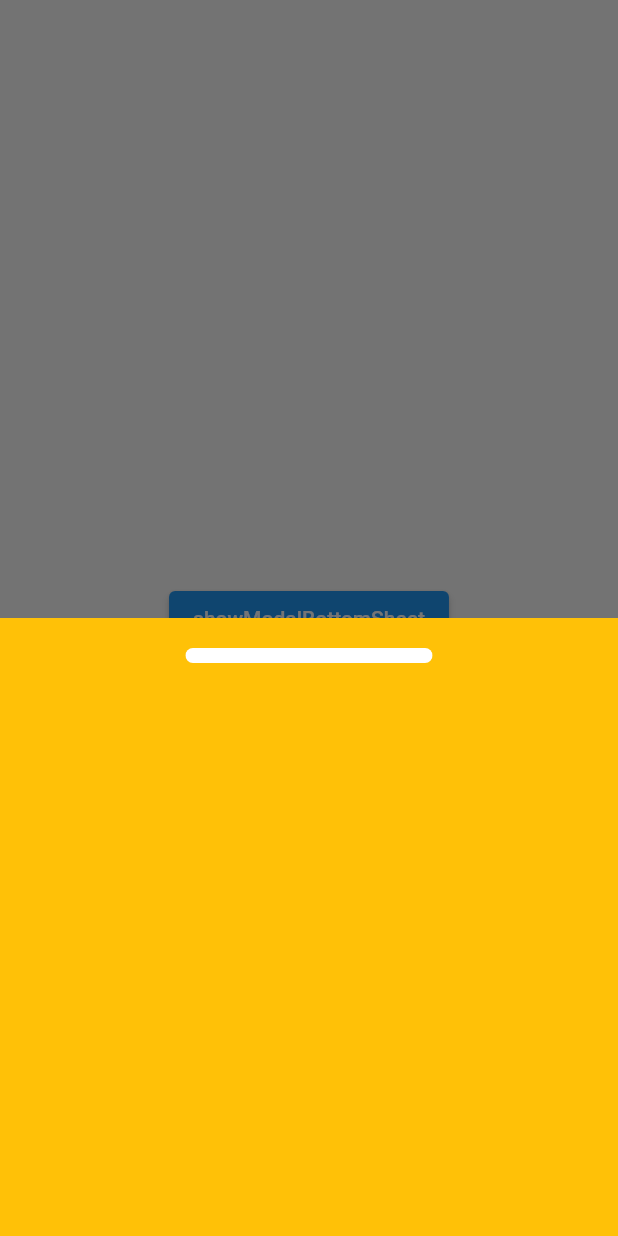
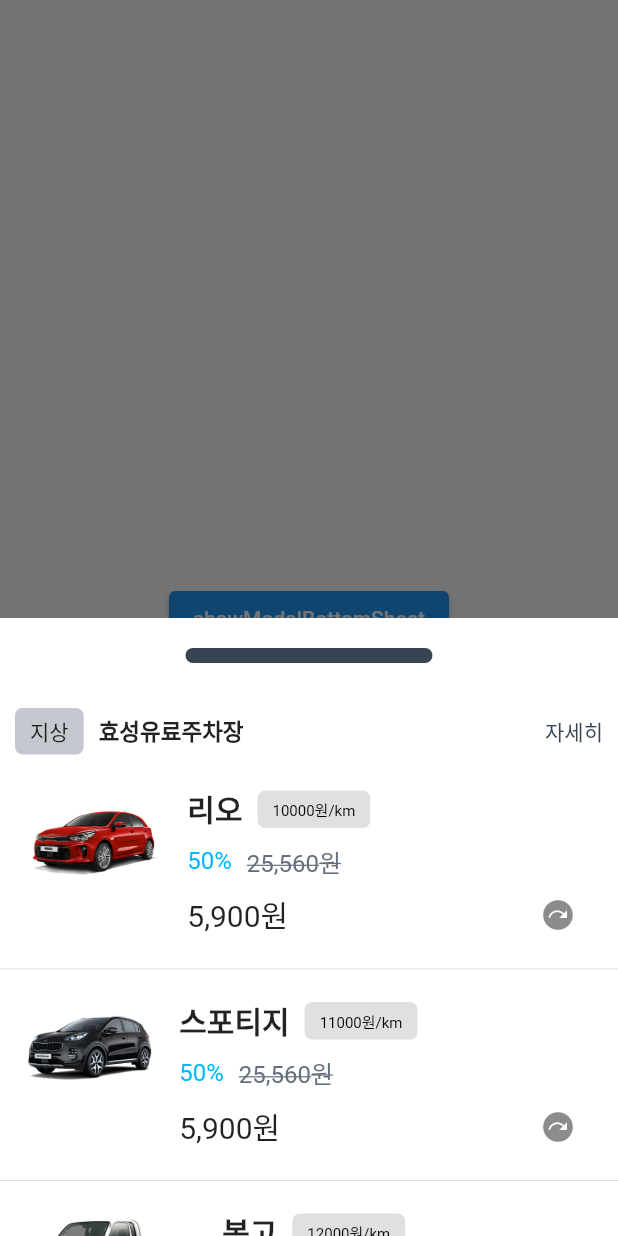
Before and after one commit to Seol-JY/socar-clone, a Flutter app: the screen it shows after launch, after a tap on "showModalBottomSheet", on a phone screen of 412 x 824 dp. Run offline on Flutter 3.47's test engine with Material 2 defaults, Android fonts, the phone set to English and light mode, and no system bars.

Commit message:
feat(bottom_modal_sheet) : 눈물나는 모달 창 완성
bottom_modal에다가 stateful builder로 강제로 상태를 만들었습니다.
enum으로 3가지 상태를 관리하여, None, fold, unfold로 관리합니다.
이 상태에 따라 height를 화면의 0%, 50%, 100% 로 할당합니다.

Ref: #1

```diff
--- a/lib/bottom_modal_sheet/animated_bottom_modalsheet.dart
+++ b/lib/bottom_modal_sheet/animated_bottom_modalsheet.dart
@@ -1,4 +1,8 @@
 import 'package:flutter/material.dart';
+
+import 'package:socar/bottom_modal_sheet/place_widget.dart';
+import 'package:socar/bottom_modal_sheet/car_list_view.dart';
+import 'package:socar/constants/color.dart';
 
 import '../constants/fold_state_enum.dart';
 
@@ -27,7 +31,7 @@ class AnimatedBottomModalSheet extends StatelessWidget {
       curve: Curves.easeInBack,
       duration: Duration(milliseconds: 600),
       height: foldState == FoldState.Fold.idx ? halfScreenHeight : screenHeight,
-      color: Colors.amber,
+      color: ColorPalette.white,
       child: Column(
         mainAxisAlignment: MainAxisAlignment.start,
         mainAxisSize: MainAxisSize.min,
@@ -36,11 +40,11 @@ class AnimatedBottomModalSheet extends StatelessWidget {
             onVerticalDragEnd: (details) {
               sheetState(() {
                 // swipe-down
-                if (details.primaryVelocity! < 0) {
+                if (details.primaryVelocity! > 0) {
                   fold(true);
                 }
                 // swipe-up
-                if (details.primaryVelocity! > 0) {
+                if (details.primaryVelocity! < 0) {
                   fold(false);
                 }
               });
@@ -55,16 +59,21 @@ class AnimatedBottomModalSheet extends StatelessWidget {
                   ClipRRect(
                     borderRadius: BorderRadius.circular(20),
                     child: Container(
-                      color: Colors.white,
+                      color: ColorPalette.gray500,
                       width: MediaQuery.of(context).size.width * 0.4,
                       height: 10,
                       alignment: Alignment.topCenter,
                     ),
                   ),
+                  const SizedBox(
+                    height: 10,
+                  ),
                 ],
               ),
             ),
           ),
+          const PlaceWidget(),
+          CarListView(),
         ],
       ),
     );
--- /dev/null
+++ b/lib/bottom_modal_sheet/car_list_view.dart
@@ -0,0 +1,80 @@
+import 'package:flutter/material.dart';
+
+import 'package:socar/car_data/car_data.dart';
+import 'package:socar/constants/color.dart';
+
+class CarListView extends StatelessWidget {
+  @override
+  Widget build(BuildContext context) {
+    return Container(
+      child: Expanded(
+        child: ListView.separated(
+          shrinkWrap: true,
+          itemCount: dummyData.length,
+          itemBuilder: (context, index) {
+            CarData carData = dummyData[index];
+            return ListTile(
+              leading: carData.car.image,
+              title: Column(
+                children: [
+                  Row(
+                    children: [
+                      Text(
+                        carData.car.modelName,
+                        style: TextStyle(
+                            fontSize: 20, fontWeight: FontWeight.bold),
+                      ),
+                      Container(
+                        decoration: BoxDecoration(
+                          color: Colors.grey[300],
+                          borderRadius: BorderRadius.circular(5),
+                        ),
+                        padding:
+                            EdgeInsets.symmetric(horizontal: 10, vertical: 5),
+                        margin: EdgeInsets.all(10),
+                        child: Text(
+                          carData.car.driveFee.toString() + "원/km",
+                          style: TextStyle(color: Colors.black, fontSize: 10),
+                        ),
+                      ),
+                    ],
+                  ),
+                  Row(
+                    children: [
+                      Text(
+                        "50%",
+                        style: TextStyle(
+                          color: ColorPalette.socarBlue,
+                        ),
+                      ),
+                      SizedBox(width: 10),
+                      Text(
+                        "25,560원",
+                        style: TextStyle(
+                            color: ColorPalette.gray400,
+                            decoration: TextDecoration.lineThrough),
+                      )
+                    ],
+                  ),
+                  Row(
+                    children: [
+                      Text(
+                        "5,900원",
+                        style: TextStyle(
+                          fontSize: 20,
+                        ),
+                      ),
+                      Spacer(),
+                      IconButton(onPressed: () {}, icon: Icon(Icons.next_plan))
+                    ],
+                  )
+                ],
+              ),
+            );
+          },
+          separatorBuilder: (context, index) => Divider(),
+        ),
+      ),
+    );
+  }
+}
--- a/lib/bottom_modal_sheet/place_widget.dart
+++ b/lib/bottom_modal_sheet/place_widget.dart
@@ -0,0 +1,43 @@
+import 'package:flutter/material.dart';
+
+import 'package:socar/constants/color.dart';
+
+class PlaceWidget extends StatelessWidget {
+  const PlaceWidget({Key? key}) : super(key: key);
+
+  @override
+  Widget build(BuildContext context) {
+    return Container(
+      child: Row(
+        children: [
+          Container(
+            decoration: BoxDecoration(
+              color: ColorPalette.gray300,
+              borderRadius: BorderRadius.circular(5),
+            ),
+            padding: EdgeInsets.symmetric(horizontal: 10, vertical: 5),
+            margin: EdgeInsets.all(10),
+            child: Text("지상"),
+          ),
+          Text(
+            "효성유료주차장",
+            style: const TextStyle(
+              fontWeight: FontWeight.bold,
+              fontSize: 15,
+            ),
+          ),
+          Spacer(),
+          Container(
+            margin: EdgeInsets.only(right: 10),
+            child: Text(
+              "자세히",
+              style: TextStyle(
+                color: ColorPalette.gray500,
+              ),
+            ),
+          )
+        ],
+      ),
+    );
+  }
+}
--- /dev/null
+++ b/lib/car_data/car.dart
@@ -0,0 +1,26 @@
+import 'package:flutter/material.dart';
+
+export 'package:socar/car_data/car.dart' show dummyCars;
+
+class Car {
+  final Image image;
+  final String modelName;
+  final int driveFee;
+
+  Car({
+    required this.image,
+    required this.modelName,
+    required this.driveFee,
+  });
+}
+
+Map<String, Car> dummyCars = {
+  "지호": Car(
+      image: Image.asset("images/rio.png"), modelName: "리오", driveFee: 10000),
+  "민석": Car(
+      image: Image.asset("images/sportage.png"),
+      modelName: "스포티지",
+      driveFee: 11000),
+  "진영": Car(
+      image: Image.asset("images/bongo.png"), modelName: "봉고", driveFee: 12000),
+};
--- /dev/null
+++ b/lib/car_data/car_data.dart
@@ -0,0 +1,51 @@
+import 'package:flutter/material.dart';
+
+import 'package:socar/car_data/car.dart';
+import 'package:socar/car_data/tag_enum.dart';
+
+class CarData {
+  final Car car;
+  final List<TagEnum> tags;
+  final int originFee;
+  final int discountRate;
+
+  CarData({
+    required this.car,
+    required this.tags,
+    required this.originFee,
+    required this.discountRate,
+  });
+}
+
+List<CarData> dummyData = [
+  CarData(
+      car: dummyCars["지호"]!,
+      tags: [TagEnum.NewCar, TagEnum.Recommand],
+      originFee: 10000,
+      discountRate: 10),
+  CarData(
+      car: dummyCars["민석"]!,
+      tags: [TagEnum.NewCar, TagEnum.Recommand],
+      originFee: 15000,
+      discountRate: 20),
+  CarData(
+      car: dummyCars["진영"]!,
+      tags: [TagEnum.NewCar, TagEnum.Recommand],
+      originFee: 20000,
+      discountRate: 30),
+  CarData(
+      car: dummyCars["지호"]!,
+      tags: [TagEnum.NewCar, TagEnum.Recommand],
+      originFee: 10000,
+      discountRate: 10),
+  CarData(
+      car: dummyCars["민석"]!,
+      tags: [TagEnum.NewCar, TagEnum.Recommand],
+      originFee: 15000,
+      discountRate: 20),
+  CarData(
+      car: dummyCars["진영"]!,
+      tags: [TagEnum.NewCar, TagEnum.Recommand],
+      originFee: 20000,
+      discountRate: 30)
+];
--- /dev/null
+++ b/lib/car_data/tag_enum.dart
@@ -0,0 +1,9 @@
+enum TagEnum {
+  NewCar("NewCar", 0),
+  OneWayPossible("OneWayPossible", 1),
+  Recommand("Recommand", 2);
+
+  final String string;
+  final int idx;
+  const TagEnum(this.string, this.idx);
+}
```
Also changed, not shown: pubspec.yaml (+4 -3 lines), images/bongo.png (added), images/rio.png (added), images/sportage.png (added), lib/bottom_modal_sheet/car_list_widget.dart (deleted).
